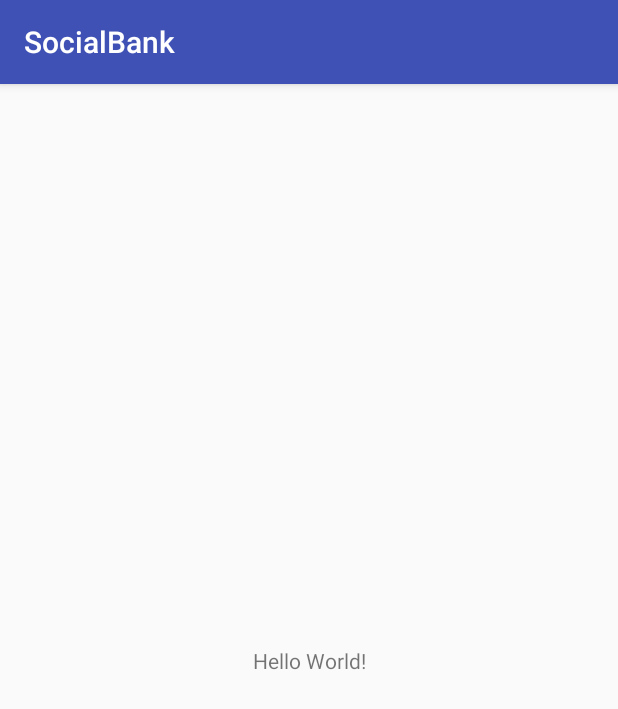
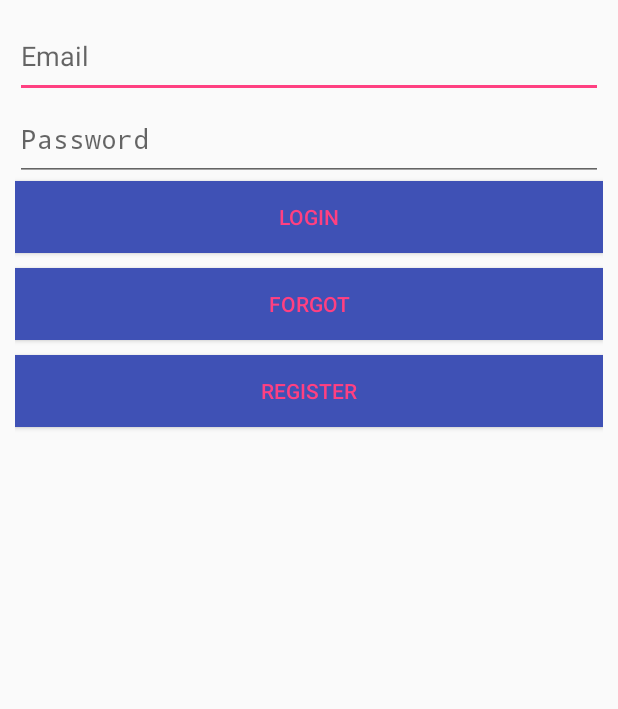
Before and after one commit to Swaggaaa/SocialBank, an Android app: the screen it shows after launch (MainActivity), on a phone screen of 412 x 824 dp. Shown: the top 709 px of the screen. Run offline under Robolectric (Android 15) with nearby library versions, the phone set to English and light mode, and no system bars.

Commit message:
Use fragment design. Add login and register fragments example

```diff
--- /dev/null
+++ b/app/src/main/java/me/integrate/socialbank/FragmentChangeListener.java
@@ -0,0 +1,7 @@
+package me.integrate.socialbank;
+
+import android.support.v4.app.Fragment;
+
+public interface FragmentChangeListener {
+    void replaceFragment(Fragment fragment);
+}
--- /dev/null
+++ b/app/src/main/java/me/integrate/socialbank/LoginFragment.java
@@ -0,0 +1,36 @@
+package me.integrate.socialbank;
+
+import android.app.Activity;
+import android.os.Bundle;
+import android.support.annotation.Nullable;
+import android.support.v4.app.Fragment;
+import android.view.LayoutInflater;
+import android.view.View;
+import android.view.ViewGroup;
+
+public class LoginFragment extends Fragment {
+
+    @Override
+    public View onCreateView(LayoutInflater inflater, ViewGroup container,
+                             Bundle savedInstanceState) {
+        // Inflate the layout for this fragment
+        return inflater.inflate(R.layout.fragment_login, container, false);
+    }
+
+    @Override
+    public void onViewCreated(View view, @Nullable Bundle savedInstanceState) {
+        super.onViewCreated(view, savedInstanceState);
+        getView().findViewById(R.id.register_button).setOnClickListener(new View.OnClickListener() {
+            @Override
+            public void onClick(View view) {
+                registerSelected();
+            }
+        });
+    }
+
+    private void registerSelected() {
+        Fragment registerFragment = new RegisterFragment();
+        FragmentChangeListener fc = (FragmentChangeListener) getActivity();
+        fc.replaceFragment(registerFragment);
+    }
+}
--- /dev/null
+++ b/app/src/main/java/me/integrate/socialbank/MainActivity.java
@@ -0,0 +1,48 @@
+package me.integrate.socialbank;
+
+import android.os.Bundle;
+import android.support.v4.app.Fragment;
+import android.support.v4.app.FragmentActivity;
+import android.support.v4.app.FragmentManager;
+import android.support.v4.app.FragmentTransaction;
+
+public class MainActivity extends FragmentActivity implements FragmentChangeListener {
+
+    @Override
+    public void onCreate(Bundle savedInstanceState) {
+        super.onCreate(savedInstanceState);
+        setContentView(R.layout.activity_main);
+
+        // Check that the activity is using the layout version with
+        // the fragment_container FrameLayout
+        if (findViewById(R.id.fragment_container) != null) {
+
+            // However, if we're being restored from a previous state,
+            // then we don't need to do anything and should return or else
+            // we could end up with overlapping fragments.
+            if (savedInstanceState != null) {
+                return;
+            }
+
+            // Create a new Fragment to be placed in the activity layout
+            LoginFragment firstFragment = new LoginFragment();
+
+            // In case this activity was started with special instructions from an
+            // Intent, pass the Intent's extras to the fragment as arguments
+            firstFragment.setArguments(getIntent().getExtras());
+
+            // Add the fragment to the 'fragment_container' FrameLayout
+            getSupportFragmentManager().beginTransaction()
+                    .add(R.id.fragment_container, firstFragment).commit();
+        }
+    }
+
+    @Override
+    public void replaceFragment(Fragment fragment) {
+        FragmentManager fragmentManager = getSupportFragmentManager();
+        FragmentTransaction fragmentTransaction = fragmentManager.beginTransaction();
+        fragmentTransaction.replace(R.id.fragment_container, fragment, fragment.toString());
+        fragmentTransaction.addToBackStack(fragment.toString());
+        fragmentTransaction.commit();
+    }
+}
--- a/app/src/main/java/me/integrate/socialbank/MainActivity.kt
+++ /dev/null
@@ -1,12 +0,0 @@
-package me.integrate.socialbank
-
-import android.support.v7.app.ActionBarActivity;
-import android.os.Bundle
-
-class MainActivity : ActionBarActivity() {
-
-    override fun onCreate(savedInstanceState: Bundle?) {
-        super.onCreate(savedInstanceState)
-        setContentView(R.layout.activity_main)
-    }
-}
--- /dev/null
+++ b/app/src/main/java/me/integrate/socialbank/RegisterFragment.java
@@ -0,0 +1,16 @@
+package me.integrate.socialbank;
+
+import android.os.Bundle;
+import android.support.v4.app.Fragment;
+import android.view.LayoutInflater;
+import android.view.View;
+import android.view.ViewGroup;
+
+public class RegisterFragment extends Fragment {
+    @Override
+    public View onCreateView(LayoutInflater inflater, ViewGroup container,
+                             Bundle savedInstanceState) {
+        // Inflate the layout for this fragment
+        return inflater.inflate(R.layout.fragment_register, container, false);
+    }
+}
--- a/app/src/main/res/layout/activity_main.xml
+++ b/app/src/main/res/layout/activity_main.xml
@@ -1,18 +1,14 @@
 <?xml version="1.0" encoding="utf-8"?>
 <android.support.constraint.ConstraintLayout xmlns:android="http://schemas.android.com/apk/res/android"
-    xmlns:app="http://schemas.android.com/apk/res-auto"
     xmlns:tools="http://schemas.android.com/tools"
     android:layout_width="match_parent"
     android:layout_height="match_parent"
     tools:context="me.integrate.socialbank.MainActivity">
 
-    <TextView
-        android:layout_width="wrap_content"
-        android:layout_height="wrap_content"
-        android:text="Hello World!"
-        app:layout_constraintBottom_toBottomOf="parent"
-        app:layout_constraintLeft_toLeftOf="parent"
-        app:layout_constraintRight_toRightOf="parent"
-        app:layout_constraintTop_toTopOf="parent" />
+    <FrameLayout xmlns:android="http://schemas.android.com/apk/res/android"
+        android:id="@+id/fragment_container"
+        android:layout_width="match_parent"
+        android:layout_height="match_parent"
+        android:padding="10dp"/>
 
 </android.support.constraint.ConstraintLayout>
--- /dev/null
+++ b/app/src/main/res/layout/fragment_login.xml
@@ -0,0 +1,52 @@
+<?xml version="1.0" encoding="utf-8"?>
+<LinearLayout
+    xmlns:android="http://schemas.android.com/apk/res/android"
+    android:layout_width="match_parent"
+    android:layout_height="match_parent"
+    android:orientation="vertical">
+
+    <EditText
+        android:id="@+id/email"
+        android:layout_width="match_parent"
+        android:layout_height="55dp"
+        android:ems="10"
+        android:hint="@string/email"
+        android:inputType="textEmailAddress"
+        android:minHeight="?attr/actionBarSize" />
+
+    <EditText
+        android:id="@+id/password"
+        android:layout_width="match_parent"
+        android:layout_height="55dp"
+        android:ems="10"
+        android:hint="@string/password"
+        android:inputType="textPassword" />
+
+    <Button
+        android:id="@+id/log_in_button"
+        android:layout_width="match_parent"
+        android:layout_height="wrap_content"
+        android:background="@color/colorPrimary"
+        android:text="@string/login"
+        android:textColor="@color/colorAccent"
+        android:layout_marginBottom="10dp"/>
+
+    <Button
+        android:id="@+id/forgot_button"
+        android:layout_width="match_parent"
+        android:layout_height="wrap_content"
+        android:background="@color/colorPrimary"
+        android:text="@string/forgot"
+        android:textColor="@color/colorAccent"
+        android:layout_marginBottom="10dp"/>
+
+    <Button
+        android:id="@+id/register_button"
+        android:layout_width="match_parent"
+        android:layout_height="wrap_content"
+        android:background="@color/colorPrimary"
+        android:text="@string/register"
+        android:textColor="@color/colorAccent"
+        android:layout_marginBottom="10dp"/>
+
+</LinearLayout>
--- /dev/null
+++ b/app/src/main/res/layout/fragment_register.xml
@@ -0,0 +1,14 @@
+<?xml version="1.0" encoding="utf-8"?>
+<LinearLayout
+    xmlns:android="http://schemas.android.com/apk/res/android"
+    android:layout_width="match_parent"
+    android:layout_height="match_parent"
+    android:orientation="vertical">
+
+    <TextView
+        android:layout_width="match_parent"
+        android:layout_height="55dp"
+        android:ems="10"
+        android:text="@string/hello"/>
+
+</LinearLayout>
--- a/app/src/main/res/values/strings.xml
+++ b/app/src/main/res/values/strings.xml
@@ -1,3 +1,9 @@
 <resources>
     <string name="app_name">SocialBank</string>
+    <string name="email">Email</string>
+    <string name="password">Password</string>
+    <string name="login">Login</string>
+    <string name="forgot">Forgot</string>
+    <string name="register">Register</string>
+    <string name="hello">Hello world!</string>
 </resources>
```
